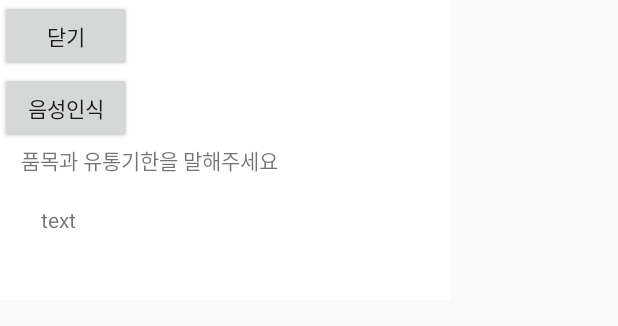
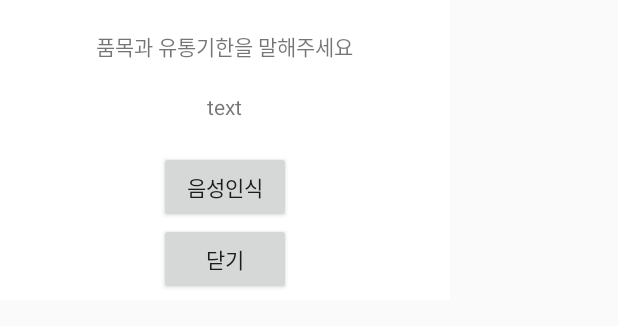
Before and after one commit to jj9243/Angel_Fridge, an Android app: the layout speech_to_text.xml on its own in the app's theme, with its tools: preview values and no code run, on a phone screen of 412 x 824 dp. Shown: the top 326 px of the screen. Run offline under Robolectric (Android 15) with nearby library versions, the phone set to English and light mode, and no system bars.

Commit message:
ver 1.0.2

```diff
--- a/app/src/main/AndroidManifest.xml
+++ b/app/src/main/AndroidManifest.xml
@@ -33,6 +33,7 @@
                 <category android:name="android.intent.category.HOME"/>
             </intent-filter>
         </activity>
+
         <activity android:name=".VoiceRecognizer" android:theme="@android:style/Theme.DeviceDefault.Light.Dialog"></activity>
 
     </application>
--- a/app/src/main/java/com/namjongbin/fridge_angel/HomeFragment.java
+++ b/app/src/main/java/com/namjongbin/fridge_angel/HomeFragment.java
@@ -24,6 +24,8 @@ public class HomeFragment extends Fragment {
 
             }
         });
+
+
         return rootView;
     }
 }
--- a/app/src/main/res/layout/app_bar_main.xml
+++ b/app/src/main/res/layout/app_bar_main.xml
@@ -16,7 +16,7 @@
             android:id="@+id/toolbar"
             android:layout_width="match_parent"
             android:layout_height="wrap_content"
-            app:popupTheme="@style/AppTheme.PopupOverlay" />
+           app:popupTheme="@style/AppTheme.PopupOverlay" />
 
     </android.support.design.widget.AppBarLayout>
 
@@ -31,7 +31,7 @@
         app:backgroundTint="@color/colorPrimary"
         app:srcCompat="@drawable/plus"
         app:pressedTranslationZ="12dp"/>
-    <!--press on-->
+<!--press on-->
     <android.support.design.widget.FloatingActionButton
         android:id="@+id/fab_look"
         android:layout_width="wrap_content"
--- a/app/src/main/res/layout/nav_header_main.xml
+++ b/app/src/main/res/layout/nav_header_main.xml
@@ -28,10 +28,6 @@
         android:text="User name"
         android:textAppearance="@style/TextAppearance.AppCompat.Body1" />
 
-    <TextView
-        android:id="@+id/textView"
-        android:layout_width="wrap_content"
-        android:layout_height="wrap_content"
-        android:text="Character level?" />
+
 
 </LinearLayout>
--- a/app/src/main/res/layout/speech_to_text.xml
+++ b/app/src/main/res/layout/speech_to_text.xml
@@ -1,5 +1,5 @@
 <?xml version="1.0" encoding="utf-8"?>
-<RelativeLayout xmlns:android="http://schemas.android.com/apk/res/android"
+<LinearLayout xmlns:android="http://schemas.android.com/apk/res/android"
     android:orientation="vertical"
     android:layout_width="300dip"
     android:layout_height="200dip"
@@ -7,35 +7,40 @@
     android:layout_centerInParent="true">
 
     <TextView
-        android:id="@+id/textView"
+        android:id="@+id/textView_voice"
         android:layout_width="wrap_content"
         android:layout_height="wrap_content"
+        android:layout_gravity="center"
         android:layout_alignParentStart="true"
         android:layout_below="@+id/start"
-        android:layout_marginStart="14dp"
+        android:layout_marginTop="20dp"
         android:text="품목과 유통기한을 말해주세요" />
 
     <TextView
         android:id="@+id/date"
         android:layout_width="wrap_content"
         android:layout_height="wrap_content"
-        android:layout_alignStart="@+id/textView"
-        android:layout_below="@+id/textView"
-        android:layout_marginStart="13dp"
-        android:layout_marginTop="19dp"
+        android:layout_gravity="center"
+        android:layout_alignStart="@+id/textView_voice"
+        android:layout_below="@+id/textView_voice"
+        android:layout_margin="20dp"
         android:text="text" />
-    <Button
-        android:id="@+id/btn"
-        android:layout_width="wrap_content"
-        android:layout_height="wrap_content"
-        android:text="닫기"/>
+
 
     <Button
         android:id="@+id/start"
         android:layout_width="wrap_content"
         android:layout_height="wrap_content"
+        android:layout_gravity="center"
         android:layout_alignParentStart="true"
         android:layout_below="@+id/btn"
         android:text="음성인식" />
 
-</RelativeLayout>
+    <Button
+        android:id="@+id/btn"
+        android:layout_width="wrap_content"
+        android:layout_height="wrap_content"
+        android:layout_gravity="center"
+        android:text="닫기"/>
+
+</LinearLayout>
```
Also changed, not shown: app/src/main/java/com/namjongbin/fridge_angel/VoiceRecognizer.java (+25 -21 lines), app/src/main/java/com/namjongbin/fridge_angel/MainActivity.java (line endings or trailing spaces), app/src/main/res/layout/fragment_home.xml (line endings or trailing spaces), app/src/main/res/values/colors.xml (line endings or trailing spaces), app/src/main/res/values/styles.xml (line endings or trailing spaces).
